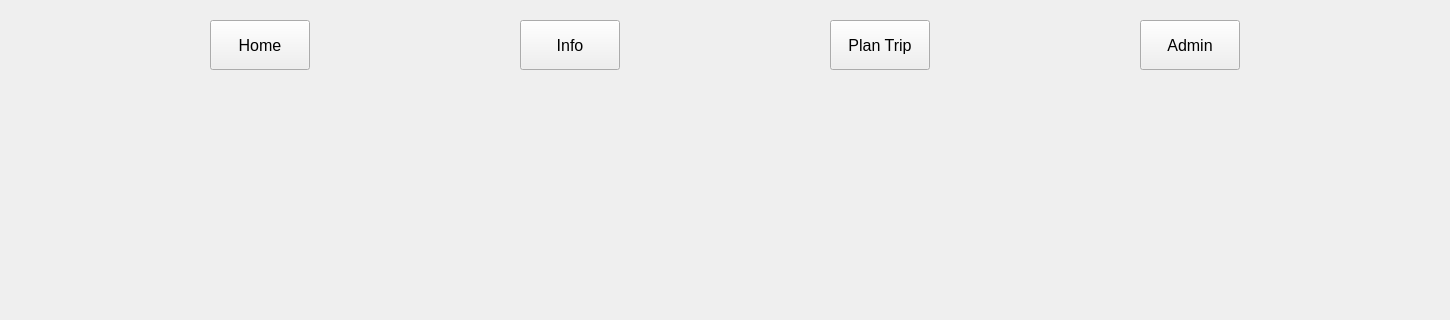
The window that qt/app/mainwindow.ui (kboniadi/Lets_Play_Football) describes before a commit, drawn with Qt 5; both pictures show x 0 to 1450 and y 0 to 320 of the 1450 by 820 pixel window.
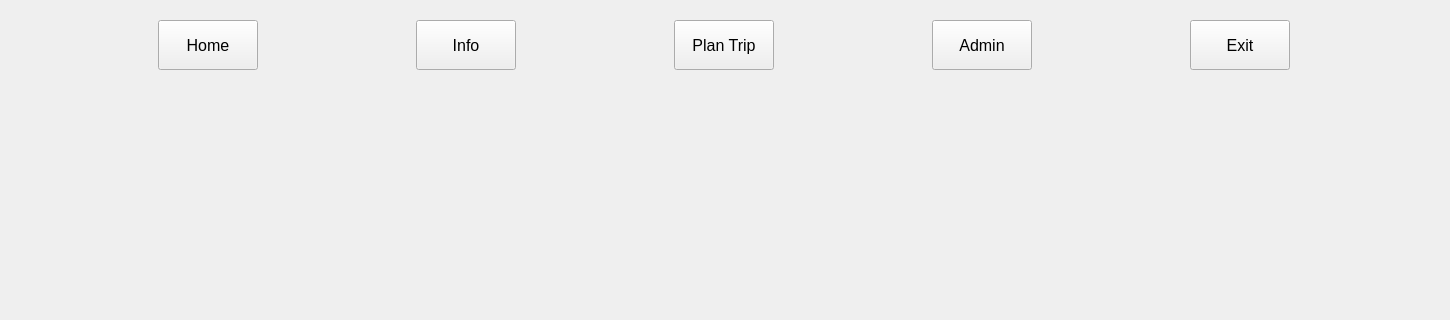
The same window after the commit. The open tabs and pages were chosen to show the change.

```diff
--- a/qt/app/mainwindow.ui
+++ b/qt/app/mainwindow.ui
@@ -148,6 +148,30 @@
         </property>
        </widget>
       </item>
+      <item>
+       <widget class="QPushButton" name="pushButton_pages_exit">
+        <property name="sizePolicy">
+         <sizepolicy hsizetype="Fixed" vsizetype="Fixed">
+          <horstretch>0</horstretch>
+          <verstretch>0</verstretch>
+         </sizepolicy>
+        </property>
+        <property name="minimumSize">
+         <size>
+          <width>100</width>
+          <height>50</height>
+         </size>
+        </property>
+        <property name="font">
+         <font>
+          <pointsize>12</pointsize>
+         </font>
+        </property>
+        <property name="text">
+         <string>Exit</string>
+        </property>
+       </widget>
+      </item>
      </layout>
     </item>
     <item row="1" column="0">
```
Left out of the diff: 2 changed lines with no effect on the pictures.
